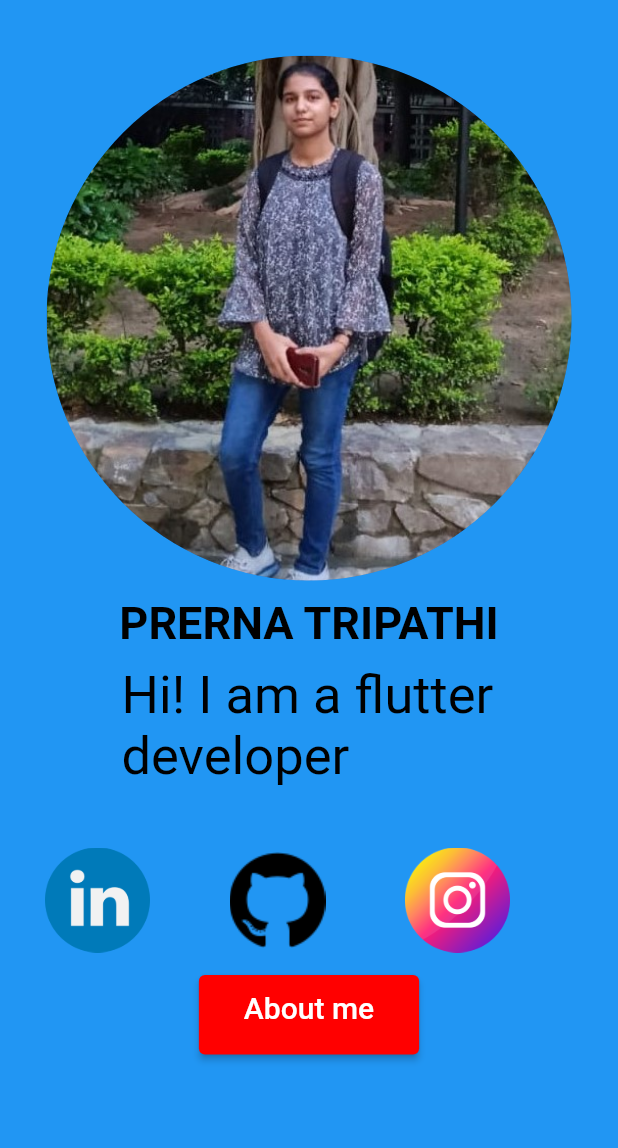
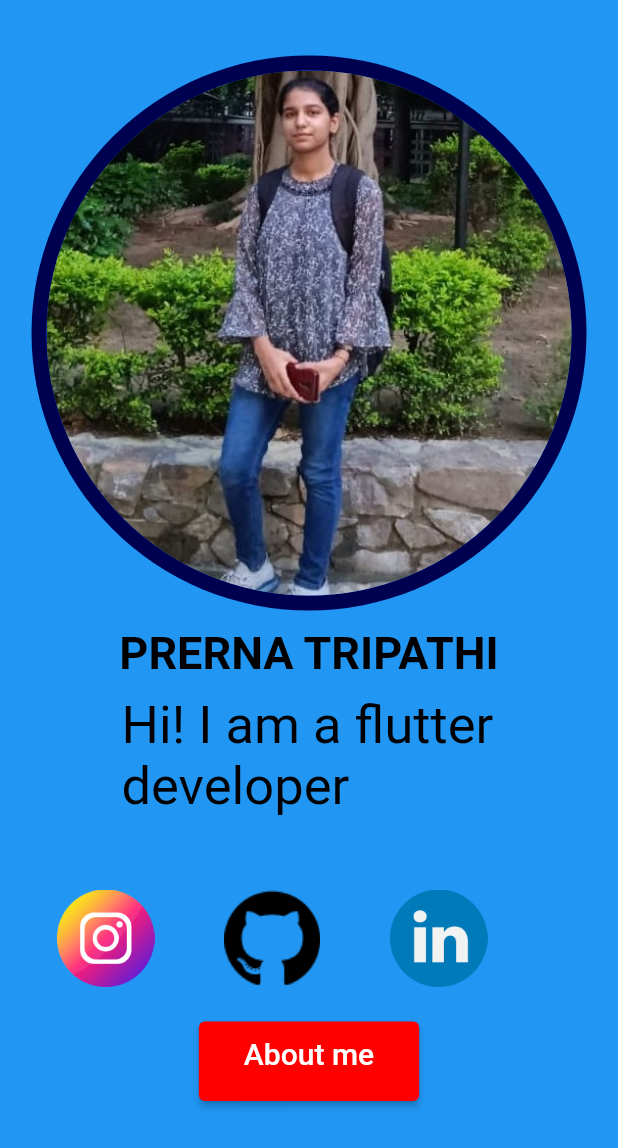
Before and after one commit to prerna12s/Flutter_Projects, a Flutter app: the screen it shows after launch, on a phone screen of 412 x 824 dp. Shown: the top 1148 px of the screen. Run offline on Flutter 3.47's test engine with Material 2 defaults, Android fonts, the light colour scheme and no system bars; drawn by our look-alikes of animated_text_kit.

Commit message:
add changes

```diff
--- a/lib/Home.dart
+++ b/lib/Home.dart
@@ -1,6 +1,7 @@
 import 'package:animated_text_kit/animated_text_kit.dart';
 import 'package:flutter/cupertino.dart';
 import 'package:flutter/material.dart';
+import 'package:url_launcher/url_launcher_string.dart';
 import '/Utili/Routes.dart';
 import 'package:url_launcher/url_launcher.dart';
 import '/About.dart';
@@ -13,6 +14,14 @@ void main() {
   ));
 }
 class Home extends StatelessWidget {
+   launchURL(String url)async{
+     if(await launchUrlString(url)){
+         await launchURL(url);
+     }else{
+       throw'Could not lauch $url';
+     }
+   }
+
 
 
   @override
@@ -28,10 +37,14 @@ class Home extends StatelessWidget {
               /*CIRCLE AVATAR*/
 
                  CircleAvatar(
-                  radius: 175,
+                   backgroundColor: Colors.black.withBlue(80),
+                   radius: 185,
+                   child: CircleAvatar(
+                    radius: 175,
 
-                  backgroundImage: AssetImage('lib/images/sris.jpeg'),
+                    backgroundImage: AssetImage('lib/images/sris.jpeg'),
                 ),
+                 ),
 
               SizedBox(height:11),
               /* NAME */
@@ -78,14 +91,37 @@ class Home extends StatelessWidget {
                     padding: const EdgeInsets.only(left:30),
                     child: Row(
                       children: <Widget>[
-                        Image.asset('lib/images/linkedin.png',
-                          height:70, width:70,),
-                        SizedBox(width:50),
-                        Image.asset('lib/images/github.png',
-                          height:70, width:70,),
-                        SizedBox(width:50),
-                        Image.asset('lib/images/instagram.png',
-                          height:70, width:70,),
+                        IconButton(
+                          icon: Image.asset('lib/images/instagram.png'), // Replace with your image path
+                          onPressed:() {
+                            const url = 'https://www.instagram.com/';
+                            launchURL(url);
+                          },
+                          iconSize:65,
+                          // Your onPressed logic here
+
+                        ),
+                        SizedBox(width:30),
+                        IconButton(
+                          icon: Image.asset('lib/images/github.png'), // Replace with your image path
+                          onPressed:() {
+                         const url = ' https://github.com/prerna12s ';
+                          launchURL(url);},
+                          iconSize:65,
+                          // Your onPressed logic here
+
+                        ),
+                        SizedBox(width:30),
+                        IconButton(
+                          icon: Image.asset('lib/images/linkedin.png'), // Replace with your image path
+                          onPressed:
+                              () {
+                            const url = 'https://www.linkedin.com/in/prerna-tripathi-b54292255/';
+                            launchURL(url);},
+                          iconSize:65,
+                          // Your onPressed logic here
+
+                        ),
                       ],
                     ),
                   ),
@@ -109,12 +145,7 @@ class Home extends StatelessWidget {
                 ),),
               ),
 
-                /*IconButton(
-            icon: Image.asset('assets/custom_icon.png'), // Replace with your image path
-            onPressed: () {
-              // Your onPressed logic here
-            },
-          ),*/
+
 
 
 
```
Also changed, not shown: lib/main.dart (+0 -95 lines).
